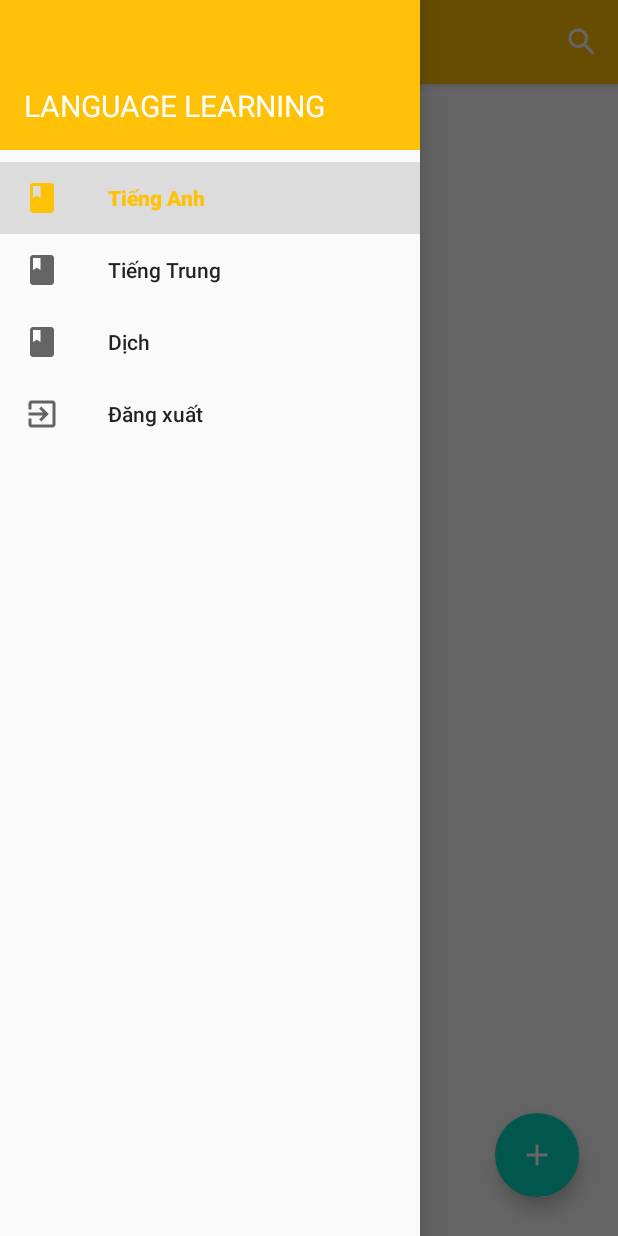
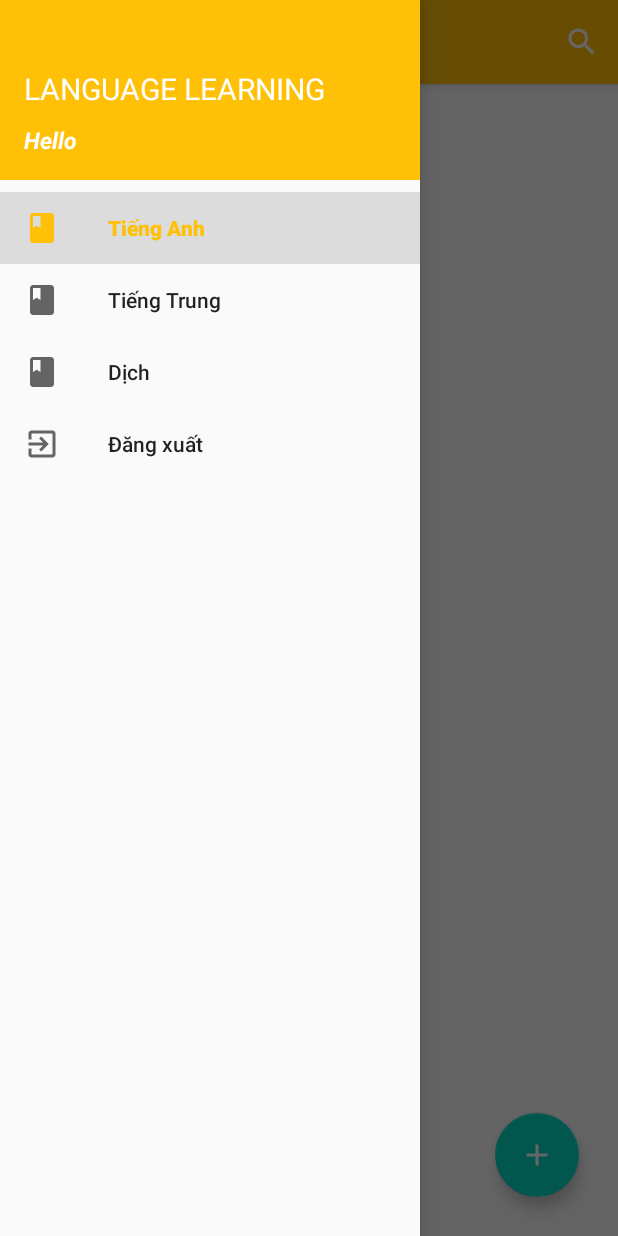
Before and after one commit to lvminh97/EnglishLearning, an Android app: the MainActivity screen opened directly, with no data from a screen before it, with the side drawer open, on a phone screen of 412 x 824 dp. Run offline under Robolectric (Android 15) with nearby library versions, the phone set to English and light mode, and no system bars; our stand-ins replace Firebase (no records; nobody signed in at launch, a user with empty details on screens opened directly), sdp/ssp sizes; 1 statement that could not run was skipped.

Commit message:
Show User info in navigation drawer
Signed-off-by: lvminh97 <lvminh97@gmail.com>

```diff
--- a/app/src/main/java/com/example/learn_english/Activity/LoginActivity.java
+++ b/app/src/main/java/com/example/learn_english/Activity/LoginActivity.java
@@ -8,12 +8,15 @@ import android.widget.Button;
 import android.widget.EditText;
 import android.widget.Toast;
 
+import com.example.learn_english.Database.Model;
+import com.example.learn_english.Object.User;
 import com.example.learn_english.R;
 import com.google.android.gms.tasks.OnCompleteListener;
 import com.google.android.gms.tasks.OnFailureListener;
 import com.google.android.gms.tasks.Task;
 import com.google.firebase.auth.AuthResult;
 import com.google.firebase.auth.FirebaseAuth;
+import com.google.firebase.auth.FirebaseUser;
 
 import androidx.annotation.NonNull;
 import androidx.appcompat.app.AppCompatActivity;
--- a/app/src/main/java/com/example/learn_english/Activity/MainActivity.java
+++ b/app/src/main/java/com/example/learn_english/Activity/MainActivity.java
@@ -7,13 +7,22 @@ import android.os.StrictMode;
 import android.util.Log;
 import android.view.Menu;
 import android.view.MenuItem;
+import android.view.View;
+import android.widget.TextView;
 
+import com.example.learn_english.Database.Model;
 import com.example.learn_english.Fragment.ChineseFragment;
 import com.example.learn_english.Fragment.EnglishFragment;
 import com.example.learn_english.Fragment.TranslateFragment;
+import com.example.learn_english.Object.User;
 import com.example.learn_english.R;
+import com.google.android.gms.tasks.OnCompleteListener;
+import com.google.android.gms.tasks.Task;
 import com.google.android.material.navigation.NavigationView;
 import com.google.firebase.auth.FirebaseAuth;
+import com.google.firebase.auth.FirebaseUser;
+import com.google.firebase.firestore.DocumentSnapshot;
+import com.google.firebase.firestore.FirebaseFirestore;
 
 import androidx.annotation.NonNull;
 import androidx.appcompat.app.ActionBarDrawerToggle;
@@ -42,8 +51,10 @@ public class MainActivity extends AppCompatActivity implements NavigationView.On
         setContentView(R.layout.activity_main);
         StrictMode.ThreadPolicy policy = new StrictMode.ThreadPolicy.Builder().permitAll().build();
         StrictMode.setThreadPolicy(policy);
+        mAuth = FirebaseAuth.getInstance();
+
         initNavigationDrawer();
-        mAuth = FirebaseAuth.getInstance();
+
         lang = getIntent().getStringExtra("lang");
         if(lang != null && lang.equals("chinese"))
             loadChineseFragment();
@@ -62,6 +73,21 @@ public class MainActivity extends AppCompatActivity implements NavigationView.On
         toggle.syncState();
         navigationView.setNavigationItemSelectedListener(this);
         navigationView.getMenu().getItem(0).setChecked(true);
+
+        View hView = navigationView.getHeaderView(0);
+        TextView accountTv = hView.findViewById(R.id.tv_account);
+
+        Model.userInfo = new User(mAuth.getCurrentUser().getUid().toString(), mAuth.getCurrentUser().getEmail(), "");
+        FirebaseFirestore db = FirebaseFirestore.getInstance();
+        db.collection("account").document(Model.userInfo.getUid()).get().addOnCompleteListener(new OnCompleteListener<DocumentSnapshot>() {
+            @Override
+            public void onComplete(@NonNull Task<DocumentSnapshot> task) {
+                if(task.isSuccessful()){
+                    Model.userInfo.setName(task.getResult().get("fullname").toString());
+                    accountTv.setText("Hello " + Model.userInfo.getName());
+                }
+            }
+        });
     }
 
     @Override
--- a/app/src/main/java/com/example/learn_english/Database/Model.java
+++ b/app/src/main/java/com/example/learn_english/Database/Model.java
@@ -1,6 +1,7 @@
 package com.example.learn_english.Database;
 
 import com.example.learn_english.Object.Topic;
+import com.example.learn_english.Object.User;
 import com.example.learn_english.Object.Vocabulary;
 
 import java.util.List;
@@ -11,4 +12,6 @@ public class Model{
     public static List<Topic> listTopic;
     public static List<Vocabulary> listVocabulary;
 
+    public static User userInfo;
+
 }
--- /dev/null
+++ b/app/src/main/java/com/example/learn_english/Object/User.java
@@ -0,0 +1,38 @@
+package com.example.learn_english.Object;
+
+public class User {
+
+    private String uid;
+    private String email;
+    private String name;
+
+    public User(String uid, String email, String name){
+        this.uid = uid;
+        this.email = email;
+        this.name = name;
+    }
+
+    public String getUid() {
+        return uid;
+    }
+
+    public void setUid(String uid) {
+        this.uid = uid;
+    }
+
+    public String getEmail() {
+        return email;
+    }
+
+    public void setEmail(String email) {
+        this.email = email;
+    }
+
+    public String getName() {
+        return name;
+    }
+
+    public void setName(String name) {
+        this.name = name;
+    }
+}
--- a/app/src/main/res/layout/nav_header_main.xml
+++ b/app/src/main/res/layout/nav_header_main.xml
@@ -16,9 +16,20 @@
         android:id="@+id/tv_nav_fullname"
         android:layout_width="match_parent"
         android:layout_height="wrap_content"
+        android:layout_marginTop="20dp"
         android:paddingTop="@dimen/nav_header_vertical_spacing"
         android:text="LANGUAGE LEARNING"
         android:textSize="20sp"
         android:textAppearance="@style/TextAppearance.AppCompat.Body1" />
 
+    <TextView
+        android:id="@+id/tv_account"
+        android:layout_width="match_parent"
+        android:layout_height="wrap_content"
+        android:layout_marginTop="10dp"
+        android:text="Hello Test"
+        android:textSize="15sp"
+        android:textStyle="bold|italic"
+        android:textAppearance="@style/TextAppearance.AppCompat.Body1"/>
+
 </LinearLayout>
--- a/app/src/main/res/values/dimens.xml
+++ b/app/src/main/res/values/dimens.xml
@@ -3,5 +3,5 @@
     <dimen name="activity_horizontal_margin">16dp</dimen>
     <dimen name="activity_vertical_margin">16dp</dimen>
     <dimen name="nav_header_vertical_spacing">8dp</dimen>
-    <dimen name="nav_header_height">100dp</dimen>
+    <dimen name="nav_header_height">120dp</dimen>
 </resources>
```
